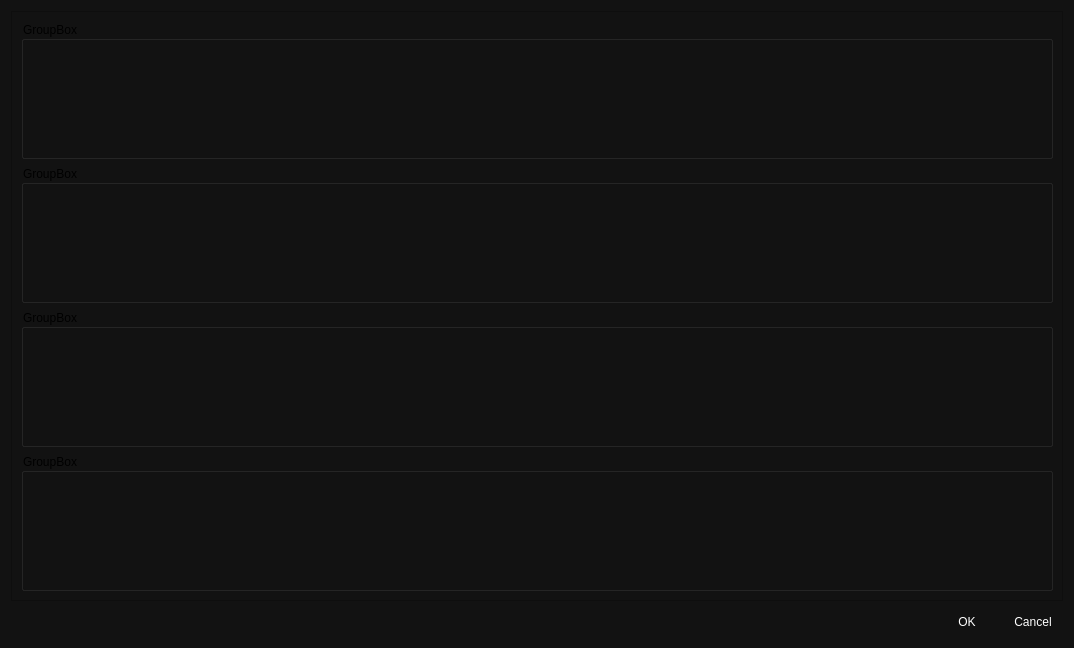
Before: the Qt Designer form ui/base/paramsForm.ui in filipSander/Compare, drawn with Qt 5.
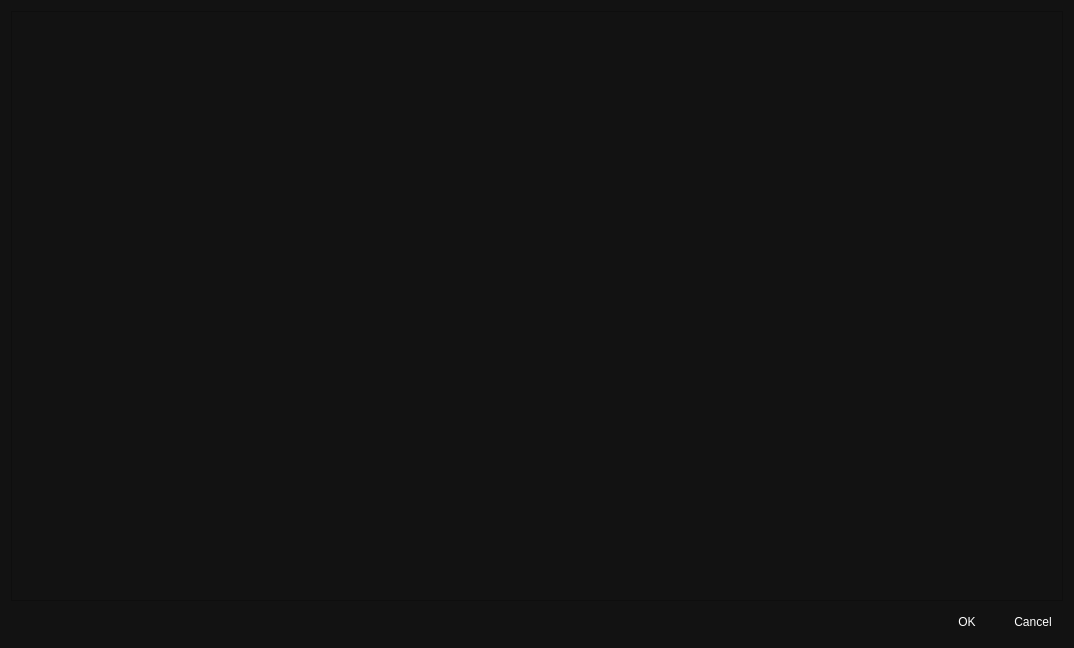
After: the same form once the commit is applied.

```diff
--- a/ui/base/paramsForm.ui
+++ b/ui/base/paramsForm.ui
@@ -65,36 +65,7 @@
       </property>
       <layout class="QVBoxLayout" name="verticalLayout_3">
        <item>
-        <layout class="QVBoxLayout" name="verticalLayout_2">
-         <item>
-          <widget class="QGroupBox" name="groupBox">
-           <property name="title">
-            <string>GroupBox</string>
-           </property>
-          </widget>
-         </item>
-        </layout>
-       </item>
-       <item>
-        <widget class="QGroupBox" name="groupBox_3">
-         <property name="title">
-          <string>GroupBox</string>
-         </property>
-        </widget>
-       </item>
-       <item>
-        <widget class="QGroupBox" name="groupBox_4">
-         <property name="title">
-          <string>GroupBox</string>
-         </property>
-        </widget>
-       </item>
-       <item>
-        <widget class="QGroupBox" name="groupBox_5">
-         <property name="title">
-          <string>GroupBox</string>
-         </property>
-        </widget>
+        <layout class="QVBoxLayout" name="verticalLayout_2"/>
        </item>
       </layout>
      </widget>
```
